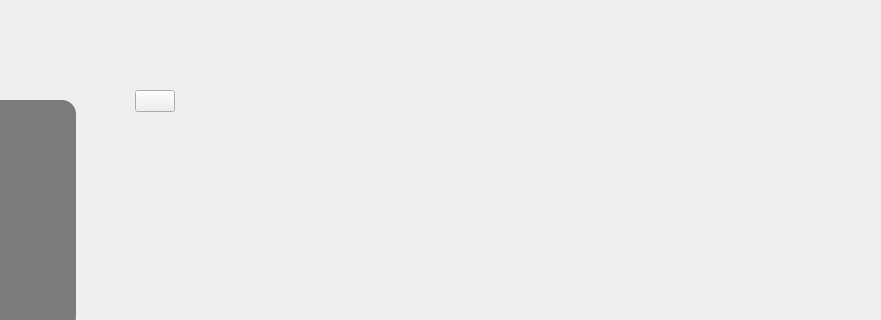
Before: the Qt Designer form client_apProject/dashboard.ui in sabasheikhi/ap_project, drawn with Qt 5; both pictures show x 165 to 1046 and y 0 to 320 of the 1046 by 623 pixel window.
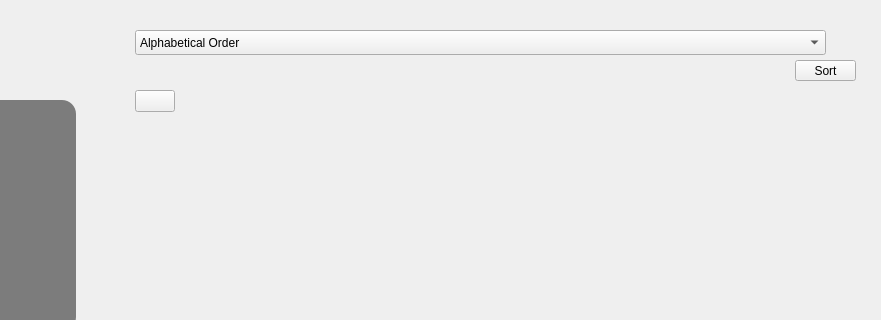
After: the same form once the commit is applied. Icons and pictures are not drawn.

Commit message:
Comment and filter created
comment ui and filter and sort for organization and project and team has created

What changed in the file:
```diff
--- a/client_apProject/dashboard.ui
+++ b/client_apProject/dashboard.ui
@@ -109,6 +109,39 @@
    </property>
    <layout class="QVBoxLayout" name="verticalLayout"/>
   </widget>
+  <widget class="QComboBox" name="filterComboBox">
+   <property name="geometry">
+    <rect>
+     <x>300</x>
+     <y>30</y>
+     <width>691</width>
+     <height>25</height>
+    </rect>
+   </property>
+   <item>
+    <property name="text">
+     <string>Alphabetical Order</string>
+    </property>
+   </item>
+   <item>
+    <property name="text">
+     <string>Time(ID)</string>
+    </property>
+   </item>
+  </widget>
+  <widget class="QPushButton" name="sortButton">
+   <property name="geometry">
+    <rect>
+     <x>960</x>
+     <y>60</y>
+     <width>61</width>
+     <height>21</height>
+    </rect>
+   </property>
+   <property name="text">
+    <string>Sort</string>
+   </property>
+  </widget>
   <zorder>label</zorder>
   <zorder>notificationsListWidget</zorder>
   <zorder>welcomeLabel</zorder>
```
Left out of the diff: 2 changed lines with no effect on the pictures. The commit also changes 72 other files.
